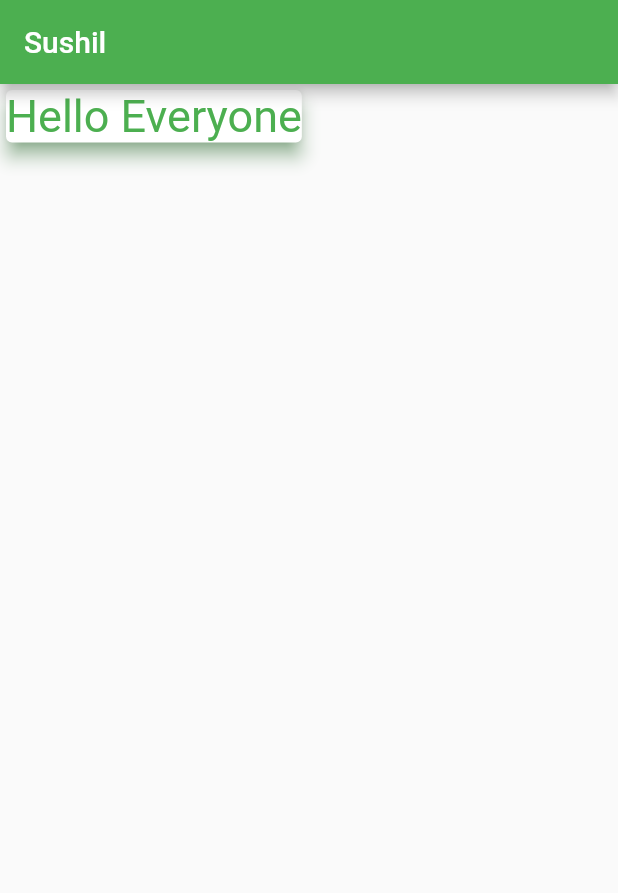
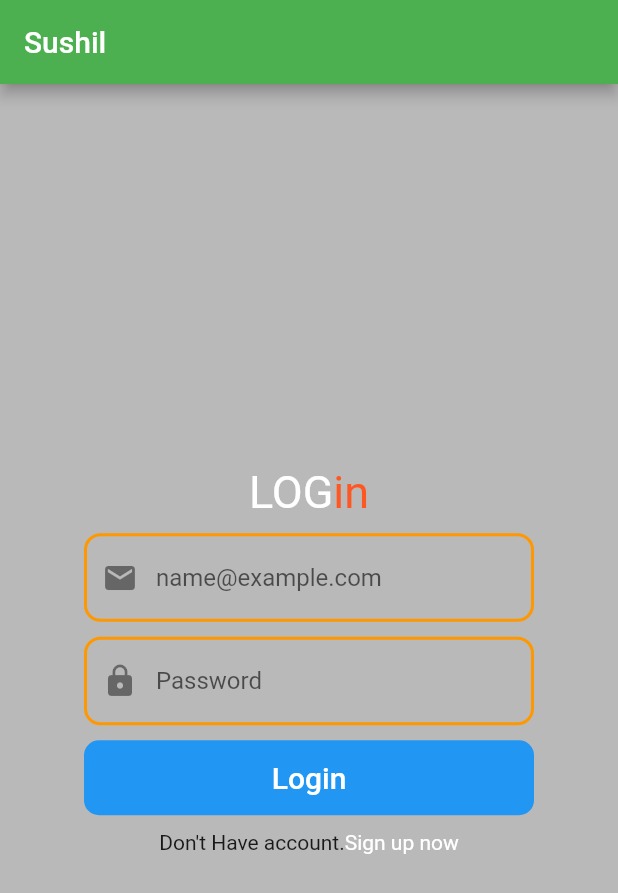
Before and after one commit to Sushil-jaishi/FlutterApp, a Flutter app: the screen it shows after launch, on a phone screen of 412 x 824 dp. Shown: the top 893 px of the screen. Run offline on Flutter 3.47's test engine with Material 2 defaults, Android fonts, the phone set to English and light mode, and no system bars.

Commit message:
TextField widget
Sample login page

```diff
--- a/lib/main.dart
+++ b/lib/main.dart
@@ -1,5 +1,4 @@
 import 'package:flutter/material.dart';
-import 'package:flutterapp/CustomTheme/myTheme.dart';
 
 void main(){
   runApp(MyApp());
@@ -8,6 +7,7 @@ class MyApp extends StatelessWidget{
   @override
   Widget build(BuildContext context) {
     return MaterialApp(
+      debugShowCheckedModeBanner: false,
       title: 'hello',
       theme: ThemeData(
         primarySwatch: Colors.green,
@@ -17,16 +17,132 @@ class MyApp extends StatelessWidget{
   }
 }
 class HomePageScreen extends StatelessWidget{
+  var myemail=TextEditingController();
+  var mypass=TextEditingController();
   @override
   Widget build(BuildContext context) {
     return Scaffold(
         appBar: AppBar(
-          title: Text('Sushil'),
+          title: Text('Sushil',),
         ),
-        body:Card(
-          elevation: 5,
-          shadowColor: Colors.green,
-          child: Text('Hello Everyone',style: TextStyle(fontSize: 30,color: Colors.green),),
+        body:Container(
+          width:double.infinity,
+          height: double.infinity,
+          color: Colors.black26,
+          child: Center(
+            child: Column(
+              mainAxisAlignment: MainAxisAlignment.center,
+              children: [
+                //LOGIN
+                Row(
+                  mainAxisAlignment: MainAxisAlignment.center,
+                  children: [
+                    Text('LOG',style: TextStyle(fontSize: 30,color: Colors.white),),
+                    Text('in',style: TextStyle(fontSize: 30,color: Colors.deepOrange),)
+                  ],
+                ),
+
+                Container(height: 10,),
+                //Email
+                Container(
+                  width: 300,
+                  child: TextField(
+                    controller: myemail,
+                    decoration: InputDecoration(
+                        hintText: 'name@example.com',
+
+                        prefixIcon: Icon(Icons.email),
+
+                        enabledBorder: OutlineInputBorder(
+                            borderRadius: BorderRadius.circular(11),
+                            borderSide: BorderSide(
+                                color: Colors.orange,
+                                width: 2
+                            )
+                        ),
+                        focusedBorder: OutlineInputBorder(
+                            borderRadius: BorderRadius.circular(11),
+                            borderSide: BorderSide(
+                                color: Colors.yellow,
+                                width: 2
+                            )
+                        ),
+                        border: OutlineInputBorder(
+                            borderRadius: BorderRadius.circular(11)
+                        )
+                    ),
+                  ),
+                ),
+                Container(
+                  height: 10,
+                ),
+                //password
+                Container(
+                  width: 300,
+                  child: TextField(
+                    controller: mypass,
+                    decoration: InputDecoration(
+                        hintText: 'Password',
+                        prefixIcon: Icon(Icons.lock),
+
+                        enabledBorder: OutlineInputBorder(
+                            borderRadius: BorderRadius.circular(11),
+                            borderSide: BorderSide(
+                                color: Colors.orange,
+                                width: 2
+                            )
+                        ),
+                        focusedBorder: OutlineInputBorder(
+                            borderRadius: BorderRadius.circular(11),
+                            borderSide: BorderSide(
+                                color: Colors.yellow,
+                                width: 2
+                            )
+                        ),
+                        border: OutlineInputBorder(
+                            borderRadius: BorderRadius.circular(11)
+                        )
+                    ),
+                  ),
+                ),
+                Container(
+                  height: 10,
+                ),
+                //login button
+                Container(
+                  width: 300,
+                  height: 50,
+                  decoration: BoxDecoration(
+                      color: Colors.blue,
+                      borderRadius: BorderRadius.circular(10)
+                  ),
+                  child: TextButton(
+
+                      onPressed: (){
+                        var Email=myemail.text;
+                        var Pass=mypass.text;
+                        print('$Email$Pass');
+                      },
+                      child:Text('Login',style: TextStyle(fontSize: 20,color: Colors.white,),)
+                  ),
+                ),
+                Container(
+                  height: 10,
+                ),
+                Container(
+                  child: Row(
+                    mainAxisAlignment: MainAxisAlignment.center,
+                    children: [
+                      Text("Don't Have account."),
+                      Text("Sign up now",style: TextStyle( color: Colors.white),)
+                    ],
+                  ),
+                )
+
+
+              ],
+            ),
+          ),
         )
     );
   }
```
